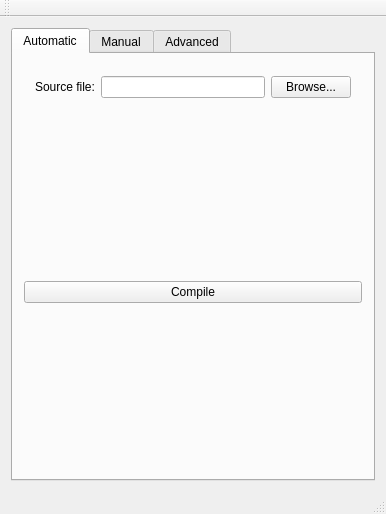
This is mainwindow.ui in Odd0002/SourceInstaller as Qt 5 draws it before an edit. The edited form follows.
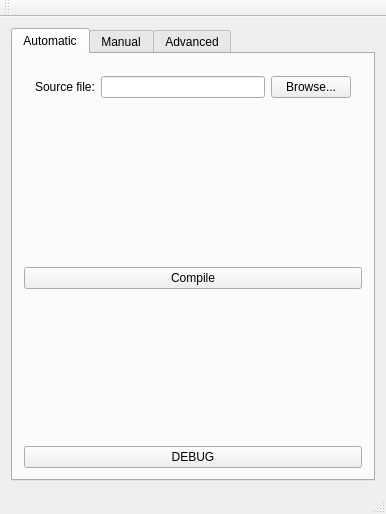
This is the edited form. The open tabs and pages were chosen to show the change.

What changed in the file:
```diff
--- a/mainwindow.ui
+++ b/mainwindow.ui
@@ -87,6 +87,13 @@
           </property>
          </spacer>
         </item>
+        <item>
+         <widget class="QPushButton" name="pushButton">
+          <property name="text">
+           <string>DEBUG</string>
+          </property>
+         </widget>
+        </item>
        </layout>
       </widget>
       <widget class="QWidget" name="manualTab">
```
Left out of the diff: 2 changed lines with no effect on the pictures.
